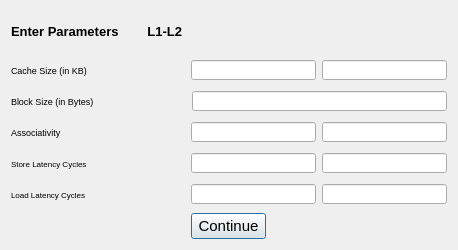
Before: the Qt Designer form cacheconfig.ui in GithinGeorge2k1/CO_MIPS_SIMULATOR, drawn with Qt 5.
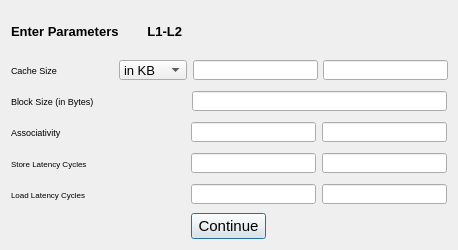
After: the same form once the commit is applied.

Commit message:
Can't find the bug
Bytes and KB

What changed in the file:
```diff
--- a/cacheconfig.ui
+++ b/cacheconfig.ui
@@ -58,13 +58,13 @@
        </property>
        <property name="minimumSize">
         <size>
-         <width>178</width>
+         <width>102</width>
          <height>25</height>
         </size>
        </property>
        <property name="maximumSize">
         <size>
-         <width>178</width>
+         <width>102</width>
          <height>25</height>
         </size>
        </property>
@@ -74,10 +74,47 @@
         </font>
        </property>
        <property name="text">
-        <string>Cache Size (in KB)</string>
+        <string>Cache Size</string>
        </property>
       </widget>
      </item>
+     <item>
+      <widget class="QComboBox" name="comboBox">
+       <property name="sizePolicy">
+        <sizepolicy hsizetype="Fixed" vsizetype="Fixed">
+         <horstretch>0</horstretch>
+         <verstretch>0</verstretch>
+        </sizepolicy>
+       </property>
+       <property name="minimumSize">
+        <size>
+         <width>68</width>
+         <height>20</height>
+        </size>
+       </property>
+       <property name="maximumSize">
+        <size>
+         <width>68</width>
+         <height>20</height>
+        </size>
+       </property>
+       <property name="font">
+        <font>
+         <pointsize>10</pointsize>
+        </font>
+       </property>
+       <item>
+        <property name="text">
+         <string>in KB</string>
+        </property>
+       </item>
+       <item>
+        <property name="text">
+         <string>in Bytes</string>
+        </property>
+       </item>
+      </widget>
+     </item>
      <item>
       <widget class="QLineEdit" name="lineEdit">
        <property name="sizePolicy">
```
The commit also changes 2 other files.
